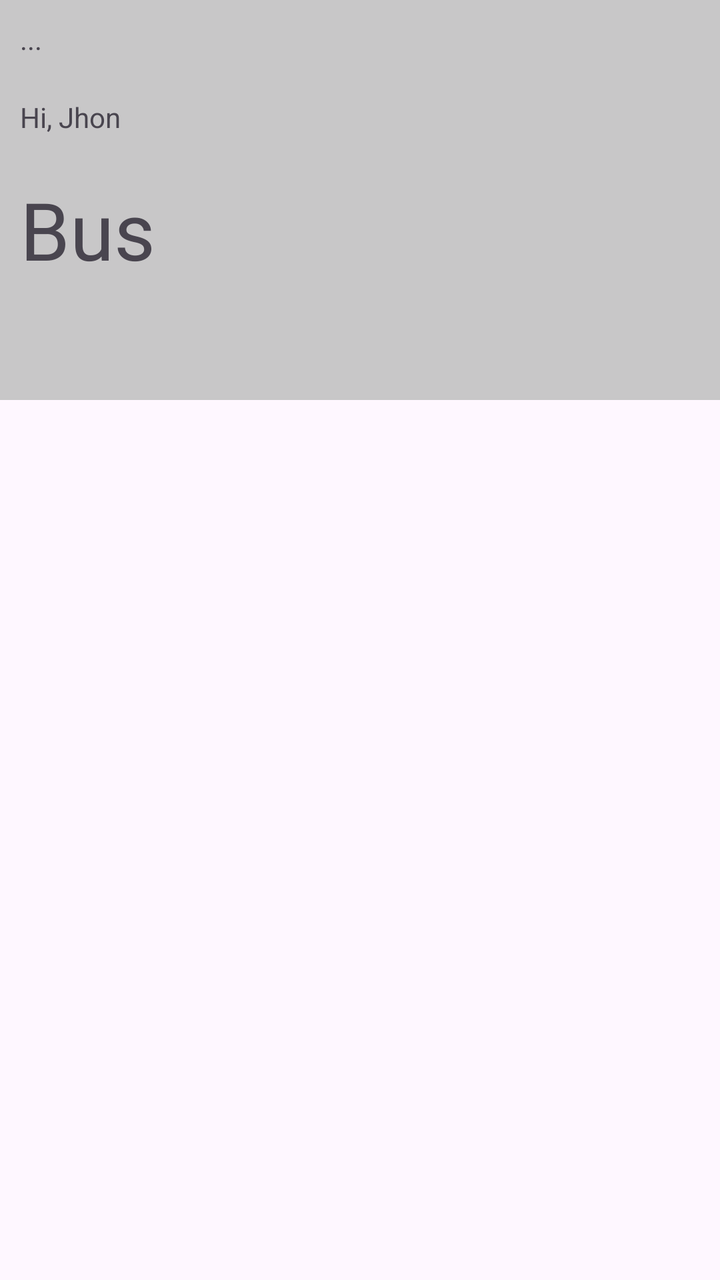
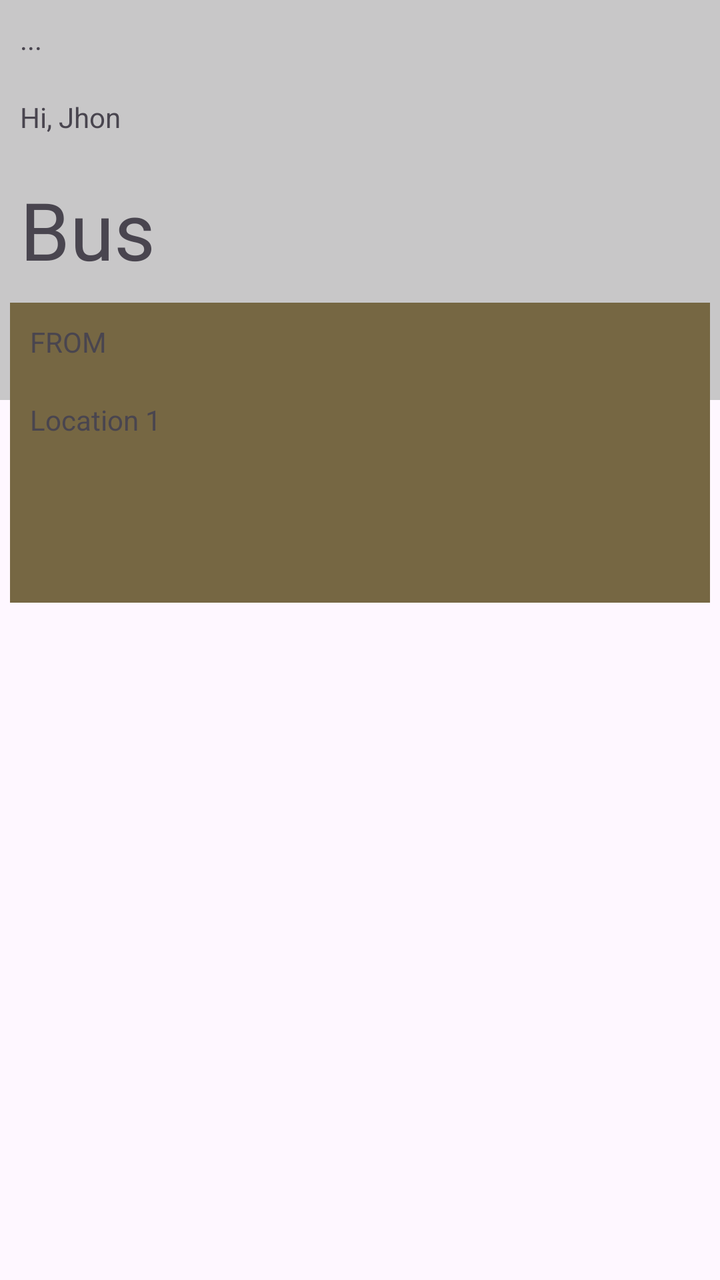

An Android layout rendered at two revisions. The XML below is the earlier revision; the diff shows what the commit changed to produce the second picture.
<!-- AndroidManifest.xml: application theme Theme.MyApp -->
<!-- res/layout/activity_main.xml -->
<?xml version="1.0" encoding="utf-8"?>
<RelativeLayout xmlns:android="http://schemas.android.com/apk/res/android"
    xmlns:app="http://schemas.android.com/apk/res-auto"
    xmlns:tools="http://schemas.android.com/tools"
    android:id="@+id/main"
    android:layout_width="match_parent"
    android:layout_height="match_parent"
    tools:context=".MainActivity">

    <View
        android:id="@+id/paiinicial"
        android:layout_width="match_parent"
        android:layout_height="200dp"
        android:background="#4343"/>

    <TextView
        android:id="@+id/cima1"
        android:layout_width="match_parent"
        android:layout_height="wrap_content"
        android:text="..."
        android:layout_margin="10dp"/>

    <TextView
        android:id="@+id/cima2"
        android:layout_below="@+id/cima1"
        android:layout_width="wrap_content"
        android:layout_height="wrap_content"
        android:text="Hi, Jhon"
        android:layout_margin="10dp"/>

    <TextView
        android:id="@+id/cima3"
        android:layout_below="@id/cima2"
        android:layout_width="wrap_content"
        android:layout_height="wrap_content"
        android:text="Bus"
        android:textSize="40sp"
        android:layout_margin="10dp"/>

    

    <TextView
        android:layout_width="350dp"
        android:layout_height="150dp"
        />

</RelativeLayout>
<!-- resources referenced by this layout -->
<resources>
  <style name="Theme.MyApp" parent="Base.Theme.MyApp" />
  <style name="Base.Theme.MyApp" parent="Theme.Material3.DayNight.NoActionBar">
          
          
      </style>
</resources>

<!-- the commit's change to res/layout/activity_main.xml (unified diff, before → after) -->
@@ -8,29 +8,29 @@
     tools:context=".MainActivity">
 
     <View
-        android:id="@+id/paiinicial"
+        android:id="@+id/quadradotopo"
         android:layout_width="match_parent"
         android:layout_height="200dp"
         android:background="#4343"/>
 
     <TextView
-        android:id="@+id/cima1"
+        android:id="@+id/texttopo1"
         android:layout_width="match_parent"
         android:layout_height="wrap_content"
         android:text="..."
         android:layout_margin="10dp"/>
 
     <TextView
-        android:id="@+id/cima2"
-        android:layout_below="@+id/cima1"
+        android:id="@+id/texttop2"
+        android:layout_below="@+id/texttopo1"
         android:layout_width="wrap_content"
         android:layout_height="wrap_content"
         android:text="Hi, Jhon"
         android:layout_margin="10dp"/>
 
     <TextView
-        android:id="@+id/cima3"
-        android:layout_below="@id/cima2"
+        android:id="@+id/texttop3"
+        android:layout_below="@id/texttop2"
         android:layout_width="wrap_content"
         android:layout_height="wrap_content"
         android:text="Bus"
@@ -39,9 +39,31 @@
 
     
 
+    
     <TextView
+        android:id="@+id/quadradoprimeiro"
+        android:layout_below="@id/texttop3"
+        android:layout_centerHorizontal="true"
         android:layout_width="350dp"
         android:layout_height="150dp"
-        />
+        android:background="#766743"/>
+
+    <TextView
+        android:id="@+id/textquadrado1"
+        android:layout_alignTop="@id/quadradoprimeiro"
+        android:layout_alignLeft="@id/quadradoprimeiro"
+        android:layout_width="150dp"
+        android:layout_height="wrap_content"
+        android:text="FROM"
+        android:layout_margin="10dp"/>
+
+    <TextView
+        android:id="@+id/textquadrado2"
+        android:layout_below="@id/textquadrado1"
+        android:layout_alignLeft="@id/quadradoprimeiro"
+        android:layout_width="150dp"
+        android:layout_height="wrap_content"
+        android:text="Location 1"
+        android:layout_margin="10dp"/>
 
 </RelativeLayout>
